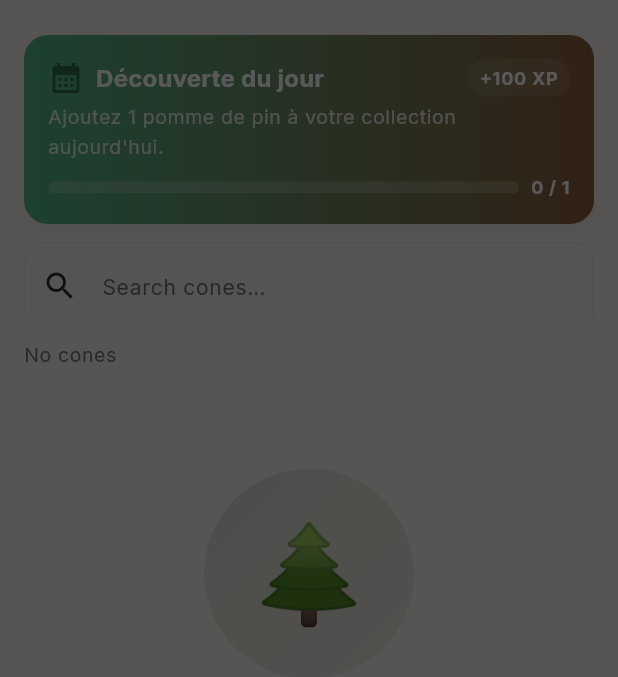
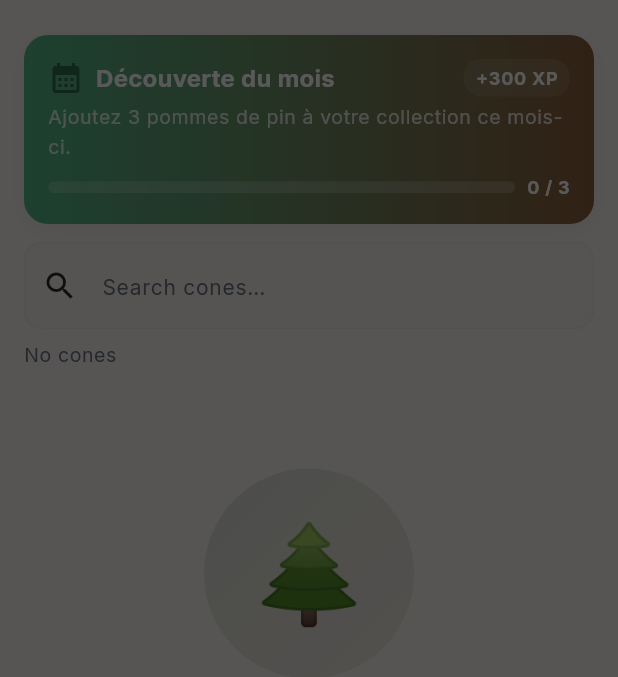
Before and after one commit to fnnktkygl-code/strobilus, a Flutter app: the CollectionPage screen opened by its route, on a phone screen of 412 x 824 dp, the part 61-738 px from its top. Run offline on Flutter 3.47's test engine with Material 3 defaults, Android fonts, the phone set to English and light mode, and no system bars; our stand-ins replace audioplayers, camera, cloud_firestore, confetti, connectivity_plus, dio and 17 more; missing offline and left inert: record; accounts and stored records are empty.

Commit message:
feat: Replace daily challenges with monthly challenges

```diff
--- a/lib/data/models/challenge_model.dart
+++ b/lib/data/models/challenge_model.dart
@@ -21,63 +21,54 @@ class ChallengeModel {
     required this.expirationDate,
   });
 
-  /// Generates a deterministic daily challenge based on user level and history.
-  static ChallengeModel getCurrentDailyChallenge(dynamic user) {
+  /// Generates a deterministic monthly challenge based on user level and history.
+  static ChallengeModel getCurrentMonthlyChallenge(dynamic user) {
     final now = DateTime.now();
-    // Calculate day of the year
-    final dayOfYear = int.parse(
-      now.difference(DateTime(now.year, 1, 1)).inDays.toString(),
-    );
+    final month = now.month;
 
-    // End of the current day
-    final endOfDay = DateTime(
-      now.year,
-      now.month,
-      now.day,
-      23, 59, 59,
-    );
+    // End of the current month
+    final nextMonth = (month < 12) ? DateTime(now.year, month + 1, 1) : DateTime(now.year + 1, 1, 1);
+    final endOfMonth = nextMonth.subtract(const Duration(seconds: 1));
 
-    final challengeType = dayOfYear % 4;
-    final id = 'daily_${now.year}_$dayOfYear';
+    final challengeType = month % 4;
+    final id = 'monthly_${now.year}_$month';
 
-    // Beginners (Level 1-3) get very simple challenges
+    // Beginners (Level 1-3) get simple challenges
     if (user.level <= 3) {
       if (challengeType == 0 || challengeType == 2) {
         return ChallengeModel(
           id: id,
-          title: 'Découverte du jour',
-          description: "Ajoutez 1 pomme de pin à votre collection aujourd'hui.",
-          targetCount: 1,
-          xpReward: 100,
-          expirationDate: endOfDay,
+          title: 'Découverte du mois',
+          description: "Ajoutez 3 pommes de pin à votre collection ce mois-ci.",
+          targetCount: 3,
+          xpReward: 300,
+          expirationDate: endOfMonth,
         );
       } else {
         return ChallengeModel(
           id: id,
           title: 'Pas à pas',
-          description: "Photographiez 2 pommes de pin pour bien commencer.",
-          targetCount: 2,
-          xpReward: 150,
-          expirationDate: endOfDay,
+          description: "Photographiez 5 pommes de pin pour bien commencer.",
+          targetCount: 5,
+          xpReward: 500,
+          expirationDate: endOfMonth,
         );
       }
     }
 
     // Intermediary/Advanced (Level 4+)
-    // If they have already discovered species, we can ask them to find one again
-    // This guarantees the challenge is logical for their location!
     if (user.customSpeciesPhotos.isNotEmpty && challengeType == 3) {
       final speciesIds = user.customSpeciesPhotos.keys.toList();
-      // Deterministic selection based on the day of the year
-      final selectedSpeciesId = speciesIds[dayOfYear % speciesIds.length];
+      // Deterministic selection based on the month
+      final selectedSpeciesId = speciesIds[month % speciesIds.length];
       return ChallengeModel(
         id: id,
         title: 'Retour aux sources',
-        description: "Trouvez une nouvelle pomme de pin d'une espèce que vous avez déjà identifiée.",
-        targetCount: 1,
-        xpReward: 250,
+        description: "Trouvez 3 nouvelles pommes de pin d'une espèce que vous avez déjà identifiée.",
+        targetCount: 3,
+        xpReward: 750,
         requiredSpeciesId: selectedSpeciesId,
-        expirationDate: endOfDay,
+        expirationDate: endOfMonth,
       );
     }
 
@@ -86,40 +77,40 @@ class ChallengeModel {
       case 0:
         return ChallengeModel(
           id: id,
-          title: 'Explorateur Quotidien',
-          description: "Trouvez 3 pommes de pin, peu importe l'espèce.",
-          targetCount: 3,
-          xpReward: 150,
-          expirationDate: endOfDay,
+          title: 'Explorateur du Mois',
+          description: "Trouvez 10 pommes de pin, peu importe l'espèce.",
+          targetCount: 10,
+          xpReward: 1000,
+          expirationDate: endOfMonth,
         );
       case 1:
         return ChallengeModel(
           id: id,
           title: 'Spécialiste Pinaceae',
-          description: "Trouvez 2 pommes de pin de la famille Pinaceae (Pins, Sapins, Cèdres...).",
-          targetCount: 2,
-          xpReward: 200,
+          description: "Trouvez 5 pommes de pin de la famille Pinaceae (Pins, Sapins, Cèdres...).",
+          targetCount: 5,
+          xpReward: 800,
           requiredFamily: 'Pinaceae',
-          expirationDate: endOfDay,
+          expirationDate: endOfMonth,
         );
       case 2:
         return ChallengeModel(
           id: id,
           title: 'Grand Marcheur',
-          description: "Ajoutez 4 nouvelles trouvailles à votre collection aujourd'hui.",
-          targetCount: 4,
-          xpReward: 300,
-          expirationDate: endOfDay,
+          description: "Ajoutez 15 nouvelles trouvailles à votre collection ce mois-ci.",
+          targetCount: 15,
+          xpReward: 1500,
+          expirationDate: endOfMonth,
         );
       case 3:
       default:
         return ChallengeModel(
           id: id,
           title: 'Le compte est bon',
-          description: "Identifiez 2 pommes de pin différentes aujourd'hui.",
-          targetCount: 2,
-          xpReward: 200,
-          expirationDate: endOfDay,
+          description: "Identifiez 8 pommes de pin différentes ce mois-ci.",
+          targetCount: 8,
+          xpReward: 800,
+          expirationDate: endOfMonth,
         );
     }
   }
--- a/lib/presentation/pages/collection/collection_page.dart
+++ b/lib/presentation/pages/collection/collection_page.dart
@@ -146,7 +146,7 @@ class _WeeklyChallengeBanner extends StatelessWidget {
     final user = context.watch<AuthProvider>().userModel;
     if (user == null) return const SizedBox.shrink();
 
-    final challenge = ChallengeModel.getCurrentDailyChallenge(user);
+    final challenge = ChallengeModel.getCurrentMonthlyChallenge(user);
     // Validate if the user is on the current challenge, otherwise assume 0
     final progress = user.currentWeeklyChallengeId == challenge.id
         ? user.weeklyChallengeProgress
--- a/lib/presentation/providers/collection_provider.dart
+++ b/lib/presentation/providers/collection_provider.dart
@@ -285,8 +285,8 @@ class CollectionProvider extends ChangeNotifier {
       countriesCount,
     );
 
-    // Daily Challenge logic
-    final currentChallenge = ChallengeModel.getCurrentDailyChallenge(user);
+    // Monthly Challenge logic
+    final currentChallenge = ChallengeModel.getCurrentMonthlyChallenge(user);
     String currentChallengeId =
         user.currentWeeklyChallengeId ?? currentChallenge.id;
     int progress = user.weeklyChallengeProgress;
```
